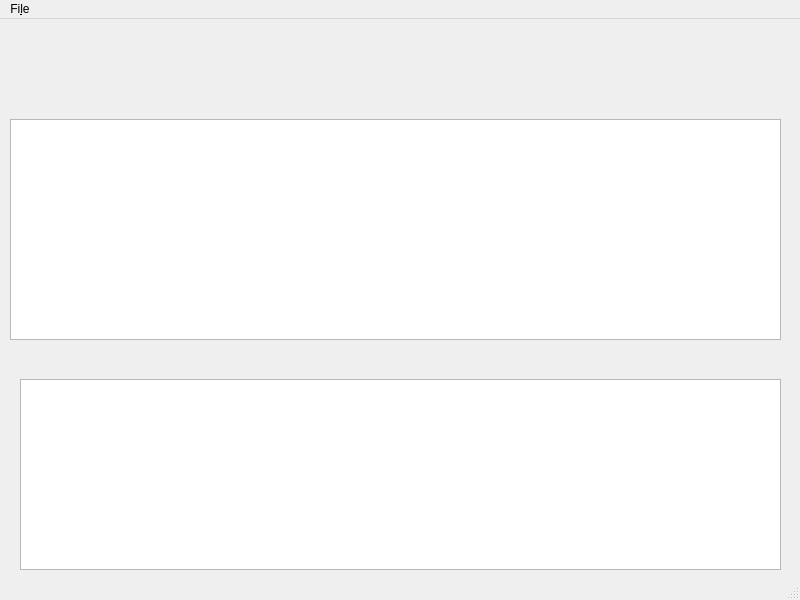
First picture: the form in src/vmmap/mainwindow.ui, repository Wenzel/kmonitor, before the edit.
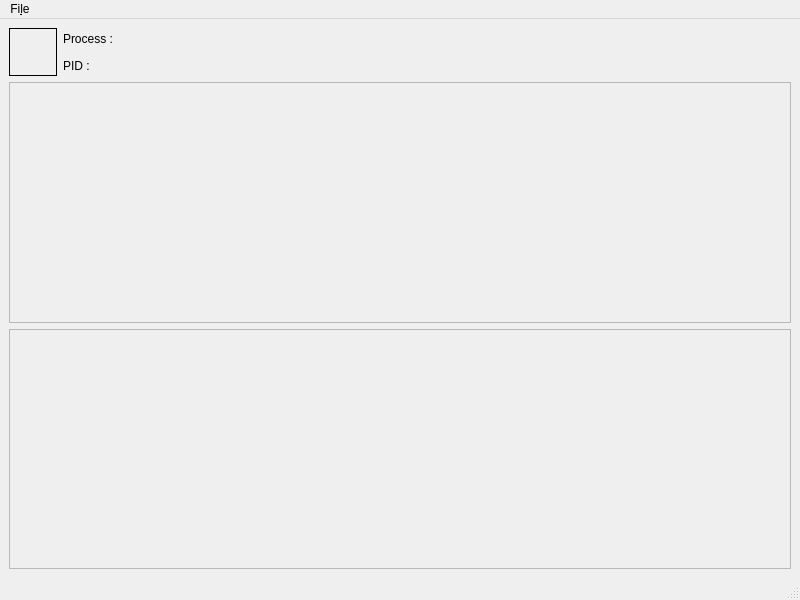
Second picture: the form after the edit.

Commit message: able to show icon, process name and PID after selection

What changed in the file:
```diff
--- a/src/vmmap/mainwindow.ui
+++ b/src/vmmap/mainwindow.ui
@@ -14,26 +14,91 @@
    <string>MainWindow</string>
   </property>
   <widget class="QWidget" name="centralwidget">
-   <widget class="QTableView" name="tableView_maptype">
-    <property name="geometry">
-     <rect>
-      <x>10</x>
-      <y>100</y>
-      <width>771</width>
-      <height>221</height>
-     </rect>
-    </property>
-   </widget>
-   <widget class="QTreeView" name="treeView_map">
-    <property name="geometry">
-     <rect>
-      <x>20</x>
-      <y>360</y>
-      <width>761</width>
-      <height>191</height>
-     </rect>
-    </property>
-   </widget>
+   <layout class="QVBoxLayout" name="verticalLayout">
+    <item>
+     <layout class="QHBoxLayout" name="horizontalLayout_2">
+      <item>
+       <widget class="QLabel" name="label_icon">
+        <property name="minimumSize">
+         <size>
+          <width>48</width>
+          <height>48</height>
+         </size>
+        </property>
+        <property name="frameShape">
+         <enum>QFrame::Box</enum>
+        </property>
+        <property name="text">
+         <string/>
+        </property>
+       </widget>
+      </item>
+      <item>
+       <layout class="QHBoxLayout" name="horizontalLayout">
+        <item>
+         <layout class="QGridLayout" name="gridLayout">
+          <item row="0" column="0" colspan="2">
+           <widget class="QLabel" name="label">
+            <property name="text">
+             <string>Process :</string>
+            </property>
+           </widget>
+          </item>
+          <item row="0" column="2">
+           <widget class="QLabel" name="label_process_name">
+            <property name="text">
+             <string/>
+            </property>
+           </widget>
+          </item>
+          <item row="1" column="0">
+           <widget class="QLabel" name="label_2">
+            <property name="text">
+             <string>PID :</string>
+            </property>
+           </widget>
+          </item>
+          <item row="1" column="1" colspan="2">
+           <widget class="QLabel" name="label_process_pid">
+            <property name="text">
+             <string/>
+            </property>
+           </widget>
+          </item>
+         </layout>
+        </item>
+        <item>
+         <spacer name="horizontalSpacer">
+          <property name="orientation">
+           <enum>Qt::Horizontal</enum>
+          </property>
+          <property name="sizeHint" stdset="0">
+           <size>
+            <width>40</width>
+            <height>20</height>
+           </size>
+          </property>
+         </spacer>
+        </item>
+       </layout>
+      </item>
+     </layout>
+    </item>
+    <item>
+     <widget class="QTableView" name="tableView_maptype">
+      <property name="enabled">
+       <bool>false</bool>
+      </property>
+     </widget>
+    </item>
+    <item>
+     <widget class="QTreeView" name="treeView_map">
+      <property name="enabled">
+       <bool>false</bool>
+      </property>
+     </widget>
+    </item>
+   </layout>
   </widget>
   <widget class="QMenuBar" name="menubar">
    <property name="geometry">
```
The commit also changes 4 other files.
